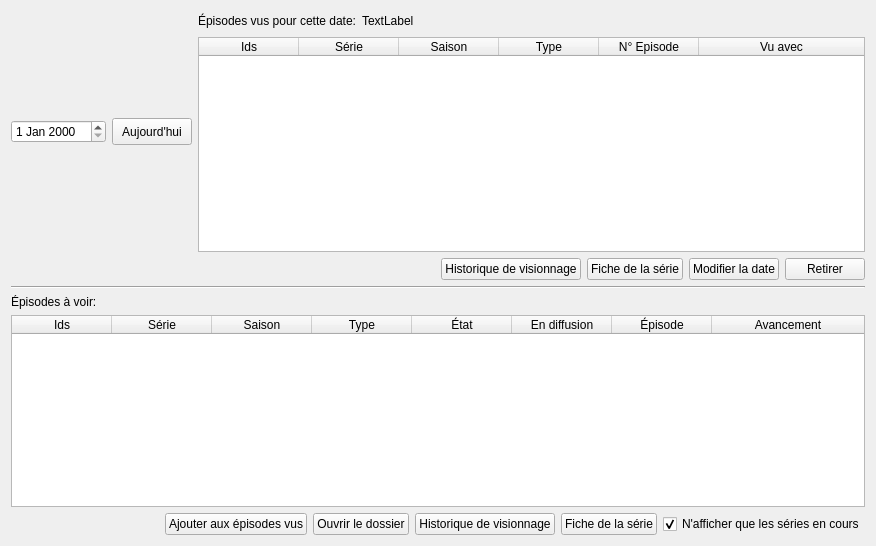
seigneurfuo/MyAnimeManager3, file src/ui/tabs/planning_tab.ui: the form before one commit.
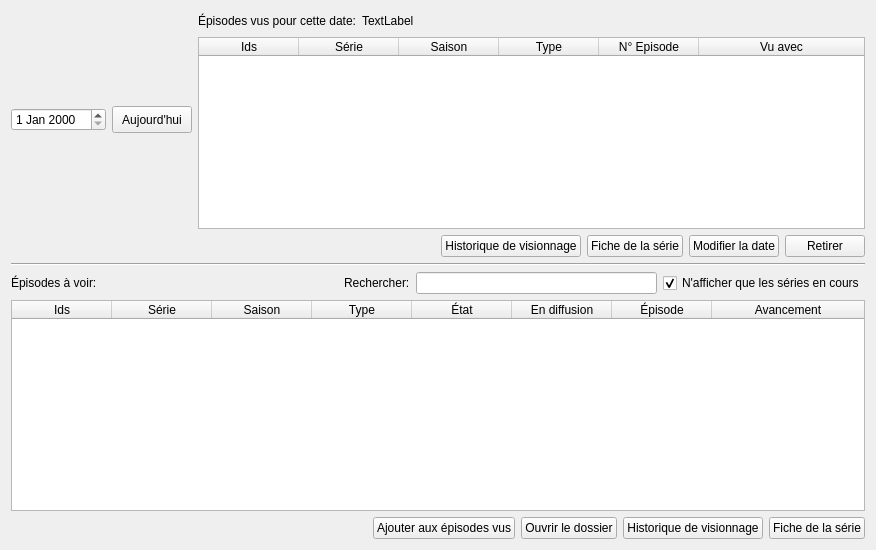
The form after the commit. Icons and pictures are not drawn.

Commit message: Ajout d'un champ de recherche pour filtrer les animés dans le tableau des abimés à voir.

```diff
--- a/src/ui/tabs/planning_tab.ui
+++ b/src/ui/tabs/planning_tab.ui
@@ -7,188 +7,14 @@
     <x>0</x>
     <y>0</y>
     <width>876</width>
-    <height>546</height>
+    <height>550</height>
    </rect>
   </property>
   <property name="windowTitle">
    <string>Form</string>
   </property>
-  <layout class="QGridLayout" name="gridLayout">
-   <item row="3" column="0">
-    <layout class="QVBoxLayout" name="verticalLayout_16">
-     <item>
-      <widget class="QLabel" name="label_80">
-       <property name="text">
-        <string>Épisodes à voir:</string>
-       </property>
-      </widget>
-     </item>
-     <item>
-      <widget class="QTableWidget" name="tableWidget_6">
-       <property name="minimumSize">
-        <size>
-         <width>497</width>
-         <height>164</height>
-        </size>
-       </property>
-       <property name="layoutDirection">
-        <enum>Qt::LeftToRight</enum>
-       </property>
-       <property name="editTriggers">
-        <set>QAbstractItemView::NoEditTriggers</set>
-       </property>
-       <property name="selectionMode">
-        <enum>QAbstractItemView::SingleSelection</enum>
-       </property>
-       <property name="selectionBehavior">
-        <enum>QAbstractItemView::SelectRows</enum>
-       </property>
-       <property name="verticalScrollMode">
-        <enum>QAbstractItemView::ScrollPerPixel</enum>
-       </property>
-       <property name="horizontalScrollMode">
-        <enum>QAbstractItemView::ScrollPerPixel</enum>
-       </property>
-       <attribute name="horizontalHeaderStretchLastSection">
-        <bool>true</bool>
-       </attribute>
-       <attribute name="verticalHeaderVisible">
-        <bool>true</bool>
-       </attribute>
-       <attribute name="verticalHeaderMinimumSectionSize">
-        <number>20</number>
-       </attribute>
-       <attribute name="verticalHeaderDefaultSectionSize">
-        <number>20</number>
-       </attribute>
-       <attribute name="verticalHeaderStretchLastSection">
-        <bool>false</bool>
-       </attribute>
-       <column>
-        <property name="text">
-         <string>Ids</string>
-        </property>
-        <property name="font">
-         <font>
-          <weight>50</weight>
-          <bold>false</bold>
-         </font>
-        </property>
-       </column>
-       <column>
-        <property name="text">
-         <string>Série</string>
-        </property>
-       </column>
-       <column>
-        <property name="text">
-         <string>Saison</string>
-        </property>
-       </column>
-       <column>
-        <property name="text">
-         <string>Type</string>
-        </property>
-       </column>
-       <column>
-        <property name="text">
-         <string>État</string>
-        </property>
-       </column>
-       <column>
-        <property name="text">
-         <string>En diffusion</string>
-        </property>
-       </column>
-       <column>
-        <property name="text">
-         <string>Épisode</string>
-        </property>
-       </column>
-       <column>
-        <property name="text">
-         <string>Avancement</string>
-        </property>
-       </column>
-      </widget>
-     </item>
-     <item>
-      <layout class="QHBoxLayout" name="horizontalLayout_43">
-       <item>
-        <spacer name="horizontalSpacer_2">
-         <property name="orientation">
-          <enum>Qt::Horizontal</enum>
-         </property>
-         <property name="sizeHint" stdset="0">
-          <size>
-           <width>40</width>
-           <height>20</height>
-          </size>
-         </property>
-        </spacer>
-       </item>
-       <item>
-        <widget class="QPushButton" name="add_to_watched_list_button">
-         <property name="text">
-          <string>Ajouter aux épisodes vus</string>
-         </property>
-         <property name="icon">
-          <iconset>
-           <normaloff>../../resources/icons/eye-plus.png</normaloff>../../resources/icons/eye-plus.png</iconset>
-         </property>
-        </widget>
-       </item>
-       <item>
-        <widget class="QPushButton" name="open_folder_button">
-         <property name="text">
-          <string>Ouvrir le dossier</string>
-         </property>
-         <property name="icon">
-          <iconset>
-           <normaloff>../../resources/icons/folder-horizontal-open.png</normaloff>../../resources/icons/folder-horizontal-open.png</iconset>
-         </property>
-        </widget>
-       </item>
-       <item>
-        <widget class="QPushButton" name="to_watch_table_show_view_history_button">
-         <property name="enabled">
-          <bool>true</bool>
-         </property>
-         <property name="text">
-          <string>Historique de visionnage</string>
-         </property>
-         <property name="icon">
-          <iconset>
-           <normaloff>../../resources/icons/film-timeline.png</normaloff>../../resources/icons/film-timeline.png</iconset>
-         </property>
-        </widget>
-       </item>
-       <item>
-        <widget class="QPushButton" name="to_watch_table_go_to_serie_data_button">
-         <property name="text">
-          <string>Fiche de la série</string>
-         </property>
-         <property name="icon">
-          <iconset>
-           <normaloff>../../resources/icons/films.png</normaloff>../../resources/icons/films.png</iconset>
-         </property>
-        </widget>
-       </item>
-       <item>
-        <widget class="QCheckBox" name="checkBox_4">
-         <property name="text">
-          <string>N'afficher que les séries en cours</string>
-         </property>
-         <property name="checked">
-          <bool>true</bool>
-         </property>
-        </widget>
-       </item>
-      </layout>
-     </item>
-    </layout>
-   </item>
-   <item row="0" column="0">
+  <layout class="QVBoxLayout" name="verticalLayout_2">
+   <item>
     <layout class="QHBoxLayout" name="horizontalLayout_2" stretch="0,1">
      <item>
       <layout class="QVBoxLayout" name="verticalLayout">
@@ -349,7 +175,7 @@
      </item>
     </layout>
    </item>
-   <item row="1" column="0">
+   <item>
     <layout class="QHBoxLayout" name="horizontalLayout_45">
      <item>
       <spacer name="horizontalSpacer_17">
@@ -419,13 +245,210 @@
      </item>
     </layout>
    </item>
-   <item row="2" column="0">
+   <item>
     <widget class="Line" name="line">
      <property name="orientation">
       <enum>Qt::Horizontal</enum>
      </property>
     </widget>
    </item>
+   <item>
+    <layout class="QHBoxLayout" name="horizontalLayout_5">
+     <item>
+      <widget class="QLabel" name="label_80">
+       <property name="text">
+        <string>Épisodes à voir:</string>
+       </property>
+      </widget>
+     </item>
+     <item>
+      <spacer name="horizontalSpacer_3">
+       <property name="orientation">
+        <enum>Qt::Horizontal</enum>
+       </property>
+       <property name="sizeHint" stdset="0">
+        <size>
+         <width>40</width>
+         <height>20</height>
+        </size>
+       </property>
+      </spacer>
+     </item>
+     <item>
+      <widget class="QLabel" name="label">
+       <property name="text">
+        <string>Rechercher:</string>
+       </property>
+      </widget>
+     </item>
+     <item>
+      <widget class="QLineEdit" name="lineEdit"/>
+     </item>
+     <item>
+      <widget class="QCheckBox" name="checkBox_4">
+       <property name="text">
+        <string>N'afficher que les séries en cours</string>
+       </property>
+       <property name="checked">
+        <bool>true</bool>
+       </property>
+      </widget>
+     </item>
+    </layout>
+   </item>
+   <item>
+    <widget class="QTableWidget" name="tableWidget_6">
+     <property name="minimumSize">
+      <size>
+       <width>497</width>
+       <height>164</height>
+      </size>
+     </property>
+     <property name="layoutDirection">
+      <enum>Qt::LeftToRight</enum>
+     </property>
+     <property name="editTriggers">
+      <set>QAbstractItemView::NoEditTriggers</set>
+     </property>
+     <property name="selectionMode">
+      <enum>QAbstractItemView::SingleSelection</enum>
+     </property>
+     <property name="selectionBehavior">
+      <enum>QAbstractItemView::SelectRows</enum>
+     </property>
+     <property name="verticalScrollMode">
+      <enum>QAbstractItemView::ScrollPerPixel</enum>
+     </property>
+     <property name="horizontalScrollMode">
+      <enum>QAbstractItemView::ScrollPerPixel</enum>
+     </property>
+     <attribute name="horizontalHeaderStretchLastSection">
+      <bool>true</bool>
+     </attribute>
+     <attribute name="verticalHeaderVisible">
+      <bool>true</bool>
+     </attribute>
+     <attribute name="verticalHeaderMinimumSectionSize">
+      <number>20</number>
+     </attribute>
+     <attribute name="verticalHeaderDefaultSectionSize">
+      <number>20</number>
+     </attribute>
+     <attribute name="verticalHeaderStretchLastSection">
+      <bool>false</bool>
+     </attribute>
+     <column>
+      <property name="text">
+       <string>Ids</string>
+      </property>
+      <property name="font">
+       <font>
+        <weight>50</weight>
+        <bold>false</bold>
+       </font>
+      </property>
+     </column>
+     <column>
+      <property name="text">
+       <string>Série</string>
+      </property>
+     </column>
+     <column>
+      <property name="text">
+       <string>Saison</string>
+      </property>
+     </column>
+     <column>
+      <property name="text">
+       <string>Type</string>
+      </property>
+     </column>
+     <column>
+      <property name="text">
+       <string>État</string>
+      </property>
+     </column>
+     <column>
+      <property name="text">
+       <string>En diffusion</string>
+      </property>
+     </column>
+     <column>
+      <property name="text">
+       <string>Épisode</string>
+      </property>
+     </column>
+     <column>
+      <property name="text">
+       <string>Avancement</string>
+      </property>
+     </column>
+    </widget>
+   </item>
+   <item>
+    <layout class="QHBoxLayout" name="horizontalLayout_43">
+     <item>
+      <spacer name="horizontalSpacer_2">
+       <property name="orientation">
+        <enum>Qt::Horizontal</enum>
+       </property>
+       <property name="sizeHint" stdset="0">
+        <size>
+         <width>40</width>
+         <height>20</height>
+        </size>
+       </property>
+      </spacer>
+     </item>
+     <item>
+      <widget class="QPushButton" name="add_to_watched_list_button">
+       <property name="text">
+        <string>Ajouter aux épisodes vus</string>
+       </property>
+       <property name="icon">
+        <iconset>
+         <normaloff>../../resources/icons/eye-plus.png</normaloff>../../resources/icons/eye-plus.png</iconset>
+       </property>
+      </widget>
+     </item>
+     <item>
+      <widget class="QPushButton" name="open_folder_button">
+       <property name="text">
+        <string>Ouvrir le dossier</string>
+       </property>
+       <property name="icon">
+        <iconset>
+         <normaloff>../../resources/icons/folder-horizontal-open.png</normaloff>../../resources/icons/folder-horizontal-open.png</iconset>
+       </property>
+      </widget>
+     </item>
+     <item>
+      <widget class="QPushButton" name="to_watch_table_show_view_history_button">
+       <property name="enabled">
+        <bool>true</bool>
+       </property>
+       <property name="text">
+        <string>Historique de visionnage</string>
+       </property>
+       <property name="icon">
+        <iconset>
+         <normaloff>../../resources/icons/film-timeline.png</normaloff>../../resources/icons/film-timeline.png</iconset>
+       </property>
+      </widget>
+     </item>
+     <item>
+      <widget class="QPushButton" name="to_watch_table_go_to_serie_data_button">
+       <property name="text">
+        <string>Fiche de la série</string>
+       </property>
+       <property name="icon">
+        <iconset>
+         <normaloff>../../resources/icons/films.png</normaloff>../../resources/icons/films.png</iconset>
+       </property>
+      </widget>
+     </item>
+    </layout>
+   </item>
   </layout>
  </widget>
  <resources/>
```
The commit also changes 1 other file.
